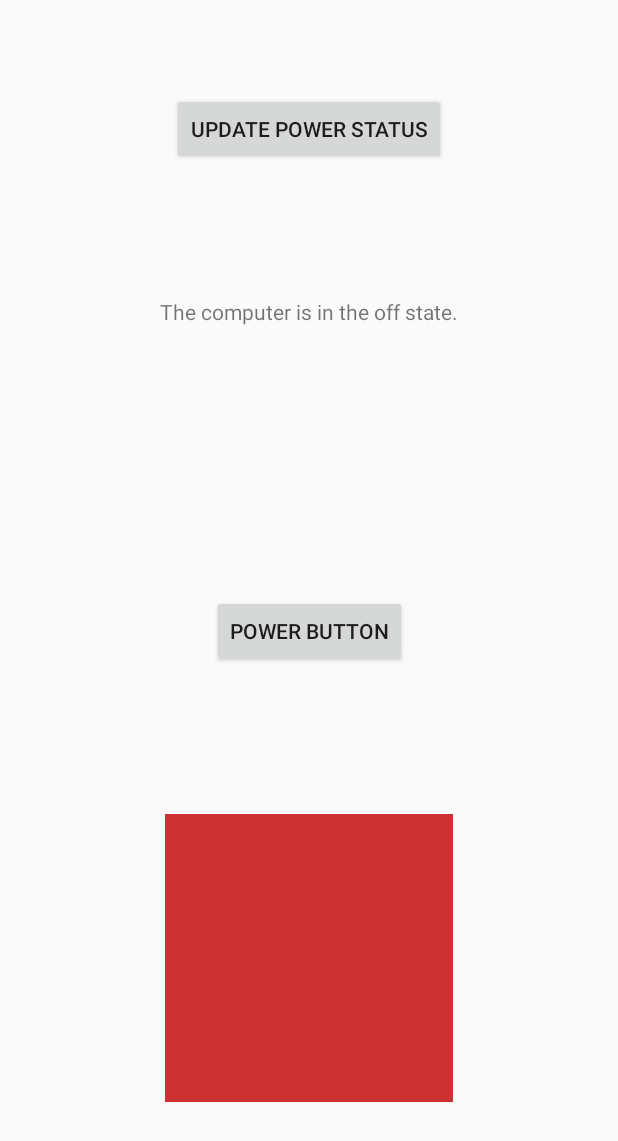
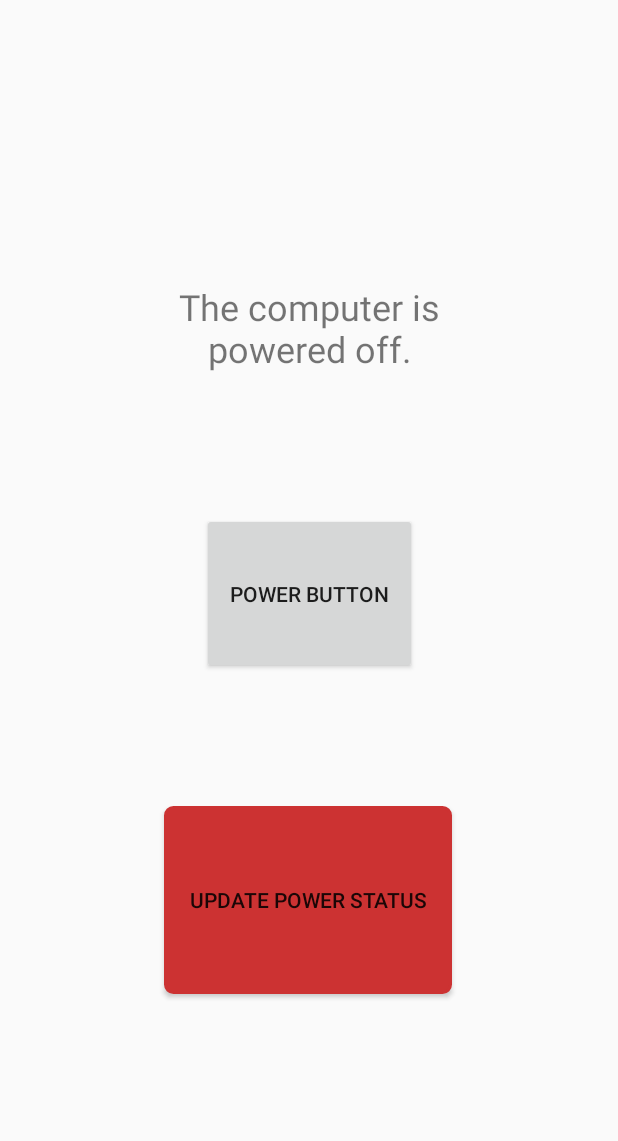
Before and after one commit to brianazick/senior_project, an Android app: the screen it shows after launch (MainActivity), on a phone screen of 412 x 824 dp. Shown: the top 1141 px of the screen. Run offline under Robolectric (Android 15) with nearby library versions, the phone set to English and light mode, and no system bars; libraries missing offline, so code that uses them is left out: com.loopj.android, cz.msebera.android; 1 statement that could not run was skipped.

Commit message:
refactor UI to incorporate power status into update button and implement auto power state query on power state change, doesn't always wait long enough

```diff
--- a/app/build.gradle
+++ b/app/build.gradle
@@ -4,7 +4,7 @@ android {
     compileSdkVersion 28
     defaultConfig {
         applicationId "com.example.myfirstapp"
-        minSdkVersion 15
+        minSdkVersion 16
         targetSdkVersion 28
         versionCode 1
         versionName "1.0"
--- a/app/src/main/java/com/example/myfirstapp/MainActivity.java
+++ b/app/src/main/java/com/example/myfirstapp/MainActivity.java
@@ -6,6 +6,7 @@ import android.os.Handler;
 import android.support.v7.app.AppCompatActivity;
 import android.util.Log;
 import android.view.View;
+import android.widget.Button;
 import android.widget.ImageView;
 import android.widget.TextView;
 
@@ -25,59 +26,38 @@ import cz.msebera.android.httpclient.client.ResponseHandler;
 
 public class MainActivity extends AppCompatActivity {
     private boolean power_state;
-    private String power_string;
-    private int power_color;
-
-    private final static String power_on_string = "The computer is in the on state.";
-    private final static String power_off_string = "The computer is in the off state.";
-    private final static int power_off_color = R.color.red;
-    private final static int power_on_color = R.color.green;
 
     @Override
     protected void onCreate(Bundle savedInstanceState) {
         super.onCreate(savedInstanceState);
         setContentView(R.layout.activity_main);
 
-        PowerStatusUpdate();
+        getParticlePowerStatus();
     }
 
-    public void updatePowerStatus(View view) {
-       PowerStatusUpdate();
-    }
+    public void updatePowerStatus(View view) { getParticlePowerStatus(); }
 
 
     // Called when the user taps the power button
-    public void sendMessage(View view) {
+    public void sendPowerSignal(View view) {
         sendParticleSignal();
+        getParticlePowerStatus();
     }
 
-    private void updatePowerString(){
+    private void updatePowerVars(){
+        View button = findViewById(R.id.button2);
+        TextView textView = findViewById(R.id.textView4);
+
         if(power_state) {
-            power_string = power_on_string;
+            textView.setText(R.string.power_on_string);
+            button.setBackgroundResource(R.drawable.green);
         } else {
-            power_string = power_off_string;
+            textView.setText(R.string.power_off_string);
+            button.setBackgroundResource(R.drawable.red);
         }
     }
 
-    private void updatePowerColor(){
-        if(power_state) {
-            power_color = power_on_color;
-        } else {
-            power_color = power_off_color;
-        }
-    }
-
-    private void updatePowerImage(){
-        ImageView imageView = findViewById(R.id.imageView);
-        imageView.setImageResource(power_color);
-    }
-
-    private void updateMainTextDisplay(){
-        TextView textView = findViewById(R.id.textView4);
-        textView.setText(power_string);
-    }
-
-    public void setPower_state(boolean new_power_state){
+    private void setPower_state(boolean new_power_state){
         power_state = new_power_state;
     }
 
@@ -93,19 +73,6 @@ public class MainActivity extends AppCompatActivity {
             public void onSuccess(int statusCode, Header[] headers, JSONObject response) {
                 super.onSuccess(statusCode, headers, response);
                 Log.i("ws", "---->>onSuccess JSONObject:" + response);
-                new CountDownTimer(30000, 1000) {
-
-                    @Override
-                    public void onTick(long millisUntilFinished) {
-                        // do something after 1s
-                    }
-
-                    @Override
-                    public void onFinish() {
-                        PowerStatusUpdate();
-                    }
-
-                }.start();
             }
 
             @Override
@@ -149,6 +116,7 @@ public class MainActivity extends AppCompatActivity {
                 super.onSuccess(statusCode, headers, response);
                 try {
                     setPower_state(response.getBoolean("result"));
+                    updatePowerVars();
                 } catch (JSONException e) {
                     Log.e("ws", "Getting power status boolean from http_response failed" + e.toString());
                 }
@@ -186,12 +154,4 @@ public class MainActivity extends AppCompatActivity {
             }
         } );
     }
-
-    public void PowerStatusUpdate(){
-        getParticlePowerStatus();
-        updatePowerString();
-        updatePowerColor();
-        updateMainTextDisplay();
-        updatePowerImage();
-    }
 }
--- /dev/null
+++ b/app/src/main/res/drawable/green.xml
@@ -0,0 +1,10 @@
+<?xml version="1.0" encoding="UTF-8"?>
+<shape xmlns:android="http://schemas.android.com/apk/res/android" android:id="@+id/listview_background_shape">
+    <stroke android:width="2dp" android:color="@color/green" />
+    <padding android:left="2dp"
+        android:top="2dp"
+        android:right="2dp"
+        android:bottom="2dp" />
+    <corners android:radius="5dp" />
+    <solid android:color="@color/green" />
+</shape>
--- /dev/null
+++ b/app/src/main/res/drawable/red.xml
@@ -0,0 +1,10 @@
+<?xml version="1.0" encoding="UTF-8"?>
+<shape xmlns:android="http://schemas.android.com/apk/res/android" android:id="@+id/listview_background_shape">
+<stroke android:width="2dp" android:color="@color/red" />
+<padding android:left="2dp"
+    android:top="2dp"
+    android:right="2dp"
+    android:bottom="2dp" />
+<corners android:radius="5dp" />
+<solid android:color="@color/red" />
+</shape>
--- a/app/src/main/res/layout/activity_main.xml
+++ b/app/src/main/res/layout/activity_main.xml
@@ -8,57 +8,51 @@
 
     <Button
         android:id="@+id/button"
-        android:layout_width="wrap_content"
-        android:layout_height="wrap_content"
+        android:layout_width="143dp"
+        android:layout_height="107dp"
         android:layout_marginStart="117dp"
         android:layout_marginLeft="117dp"
-        android:layout_marginTop="24dp"
+        android:layout_marginTop="32dp"
         android:layout_marginEnd="117dp"
         android:layout_marginRight="117dp"
-        android:layout_marginBottom="296dp"
-        android:onClick="sendMessage"
+        android:layout_marginBottom="32dp"
+        android:onClick="sendPowerSignal"
         android:text="@string/powerbutton"
-        app:layout_constraintBottom_toBottomOf="parent"
+        app:layout_constraintBottom_toTopOf="@+id/button2"
         app:layout_constraintEnd_toEndOf="parent"
         app:layout_constraintStart_toStartOf="parent"
-        app:layout_constraintTop_toBottomOf="@+id/textView4"
-        app:layout_constraintVertical_bias="0.652" />
+        app:layout_constraintTop_toBottomOf="@+id/textView4" />
 
-    <Button
-        android:id="@+id/button2"
-        android:layout_width="wrap_content"
-        android:layout_height="wrap_content"
-        android:layout_marginTop="62dp"
-        android:onClick="updatePowerStatus"
-        android:text="@string/statusbutton"
+    <TextView
+        android:id="@+id/textView4"
+        android:layout_width="222dp"
+        android:layout_height="69dp"
+        android:layout_marginTop="160dp"
+        android:layout_marginBottom="32dp"
+        android:gravity="center_horizontal|center_vertical"
+        android:text="@string/power_off_string"
+        android:textSize="24sp"
+        app:layout_constraintBottom_toTopOf="@+id/button"
         app:layout_constraintEnd_toEndOf="parent"
         app:layout_constraintStart_toStartOf="parent"
         app:layout_constraintTop_toTopOf="parent" />
 
-    <TextView
-        android:id="@+id/textView4"
-        android:layout_width="wrap_content"
-        android:layout_height="wrap_content"
-        android:layout_marginTop="88dp"
-        android:text="@string/textview"
-        app:layout_constraintEnd_toEndOf="parent"
-        app:layout_constraintStart_toStartOf="parent"
-        app:layout_constraintTop_toBottomOf="@+id/button2" />
-
-    <ImageView
-        android:id="@+id/imageView"
-        android:layout_width="@android:dimen/thumbnail_width"
-        android:layout_height="@android:dimen/thumbnail_height"
-        android:layout_marginStart="109dp"
-        android:layout_marginLeft="109dp"
-        android:layout_marginTop="102dp"
-        android:layout_marginEnd="110dp"
-        android:layout_marginRight="110dp"
-        android:layout_marginBottom="94dp"
+    <Button
+        android:id="@+id/button2"
+        android:layout_width="192dp"
+        android:layout_height="125dp"
+        android:layout_marginTop="32dp"
+        android:layout_marginBottom="137dp"
+        android:background="@drawable/red"
+        android:drawableTop="@drawable/red"
+        android:onClick="updatePowerStatus"
+        android:paddingLeft="10dp"
+        android:paddingRight="10dp"
+        android:text="@string/statusbutton"
         app:layout_constraintBottom_toBottomOf="parent"
         app:layout_constraintEnd_toEndOf="parent"
+        app:layout_constraintHorizontal_bias="0.497"
         app:layout_constraintStart_toStartOf="parent"
-        app:layout_constraintTop_toBottomOf="@+id/button"
-        app:srcCompat="@color/red" />
+        app:layout_constraintTop_toBottomOf="@+id/button" />
 
 </android.support.constraint.ConstraintLayout>
--- a/app/src/main/res/values/colors.xml
+++ b/app/src/main/res/values/colors.xml
@@ -5,4 +5,5 @@
     <color name="colorAccent">#D81B60</color>
     <color name="red">#CC3232</color>
     <color name="green">#2dc937</color>
+    <color name="grey">#BDBDBD</color>
 </resources>
--- a/app/src/main/res/values/strings.xml
+++ b/app/src/main/res/values/strings.xml
@@ -3,4 +3,6 @@
     <string name="powerbutton">Power Button</string>
     <string name="statusbutton">Update Power Status</string>
     <string name="textview">TextView</string>
+    <string name="power_on_string">The computer is powered on.</string>
+    <string name="power_off_string">The computer is powered off.</string>
 </resources>
--- a/app/src/main/res/values/styles.xml
+++ b/app/src/main/res/values/styles.xml
@@ -6,6 +6,23 @@
         <item name="colorPrimary">@color/colorPrimary</item>
         <item name="colorPrimaryDark">@color/colorPrimaryDark</item>
         <item name="colorAccent">@color/colorAccent</item>
+        <!--<item name="colorButtonNormal">@color/green</item>-->
     </style>
 
+    <style name="StatusButtonTheme" parent="Theme.AppCompat.Light.NoActionBar">
+        <item name="colorButtonNormal">@color/green</item>
+        <!--<item name="colorAccent">@color/red</item>-->
+        <!--<item name="android:textColor">@color/white</item>-->
+    </style>
+
+    <!--<style name="StatusButtonThemeOn" parent="Widget.AppCompat.Button.Borderless.Colored">-->
+        <!--<item name="colorButtonNormal">@color/green</item>-->
+        <!--<item name="android:textColor">@color/white</item>-->
+    <!--</style>-->
+
+    <!--<style name="StatusButtonThemeOff" parent="Widget.AppCompat.Button.Borderless.Colored">-->
+        <!--<item name="colorButtonNormal">@color/red</item>-->
+        <!--<item name="android:textColor">@color/white</item>-->
+    <!--</style>-->
+
 </resources>
```
Also changed, not shown: 15 other files.
